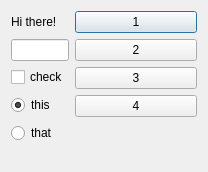
bnoden/qt, file qtGUI/dialog.ui: the form before one commit.
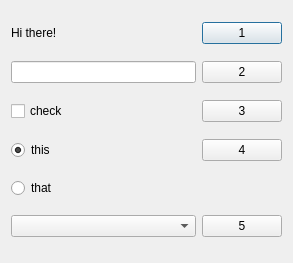
The form after the commit.

```diff
--- a/qtGUI/dialog.ui
+++ b/qtGUI/dialog.ui
@@ -6,14 +6,14 @@
    <rect>
     <x>0</x>
     <y>0</y>
-    <width>208</width>
-    <height>172</height>
+    <width>293</width>
+    <height>263</height>
    </rect>
   </property>
   <property name="windowTitle">
    <string>Dialog</string>
   </property>
-  <layout class="QFormLayout" name="formLayout">
+  <layout class="QGridLayout" name="gridLayout">
    <item row="0" column="0">
     <widget class="QLabel" name="label">
      <property name="text">
@@ -92,6 +92,19 @@
      </property>
     </widget>
    </item>
+   <item row="5" column="0">
+    <widget class="QComboBox" name="comboBox"/>
+   </item>
+   <item row="5" column="1">
+    <widget class="QPushButton" name="pushButton_5">
+     <property name="cursor">
+      <cursorShape>PointingHandCursor</cursorShape>
+     </property>
+     <property name="text">
+      <string>5</string>
+     </property>
+    </widget>
+   </item>
   </layout>
  </widget>
  <layoutdefault spacing="6" margin="11"/>
```
